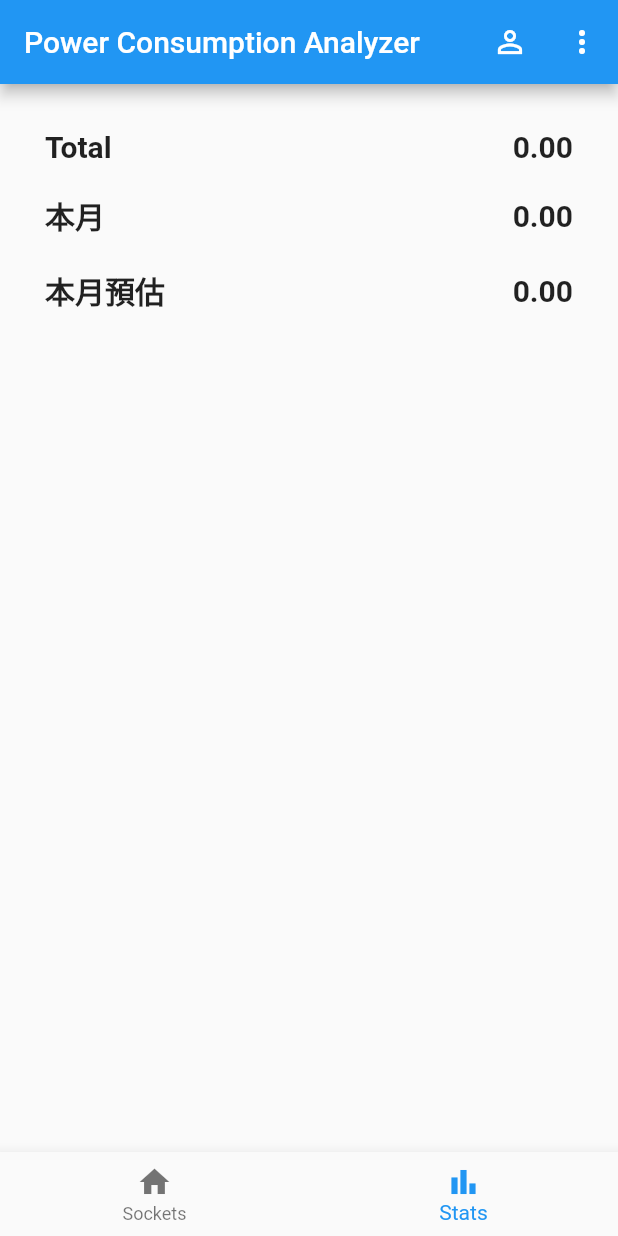
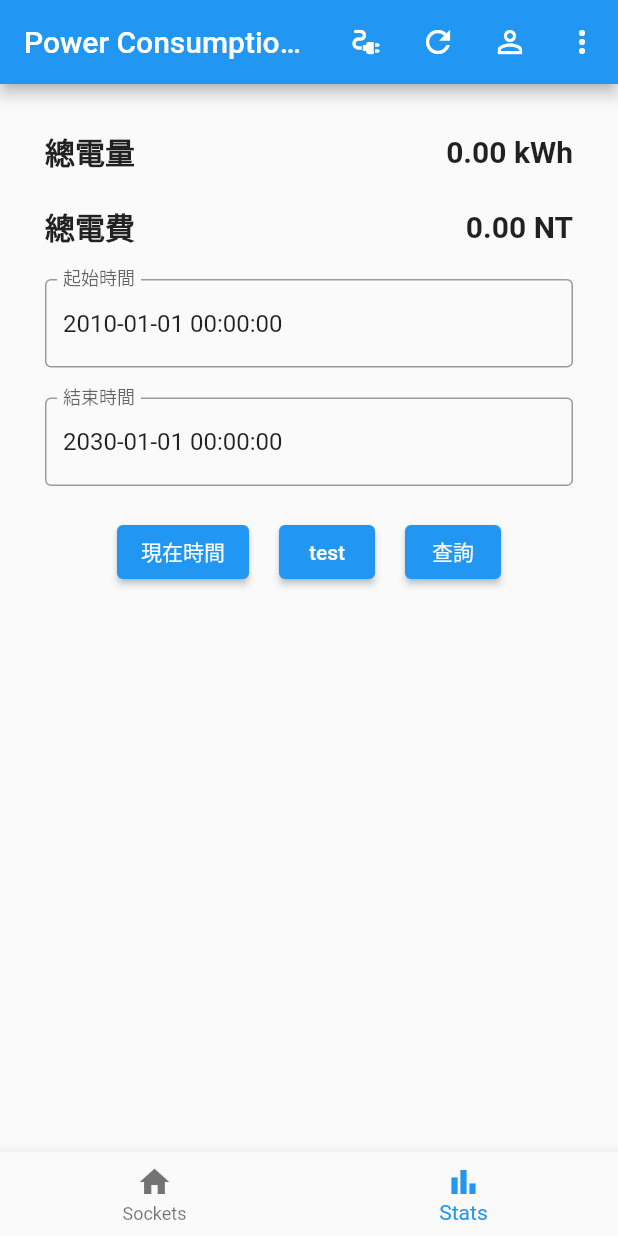
Before and after one commit to IoTPowerConsumptionAnalysisTeam/power_consumption_analyzer_frontend, a Flutter app: the screen it shows after launch, item 2 of the bottom bar chosen, on a phone screen of 412 x 824 dp. Run offline on Flutter 3.47's test engine with Material 2 defaults, Android fonts, the light colour scheme and no system bars; our stand-ins replace flutter_slidable, get_it; network calls fail.

Commit message:
fead: complete

```diff
--- a/lib/main.dart
+++ b/lib/main.dart
@@ -12,6 +12,7 @@ import 'package:power_consumption_analyzer_frontend/request_handler.dart';
 import 'package:power_consumption_analyzer_frontend/user_request_handler.dart';
 import 'package:provider/provider.dart';
 import 'package:flutter_slidable/flutter_slidable.dart';
+import 'package:power_consumption_analyzer_frontend/stats_page.dart';
 
 void main() {
   GetIt.I.registerSingleton<PowerSocketCategoryManager>(
@@ -63,6 +64,7 @@ class MyHomePage extends StatefulWidget {
 
 class _MyHomePageState extends State<MyHomePage> {
   int _selectedIndex = 0;
+  bool _showBill = false;
 
   late List<Widget> _widgetOptions;
 
@@ -87,76 +89,7 @@ class _MyHomePageState extends State<MyHomePage> {
           }
         },
       ),
-      Container(
-        padding: const EdgeInsets.all(30.0),
-        child: Column(
-          children: <Widget>[
-            Row(
-              mainAxisAlignment: MainAxisAlignment.spaceBetween,
-              children: <Widget>[
-                Text(
-                  'Total',
-                  style: TextStyle(
-                    fontSize: 20,
-                    fontWeight: FontWeight.bold,
-                  ),
-                ),
-                Text(
-                  '0.00',
-                  style: TextStyle(
-                    fontSize: 20,
-                    fontWeight: FontWeight.bold,
-                  ),
-                ),
-              ],
-            ),
-            SizedBox(
-              height: 20,
-            ),
-            Row(
-              mainAxisAlignment: MainAxisAlignment.spaceBetween,
-              children: <Widget>[
-                Text(
-                  '本月',
-                  style: TextStyle(
-                    fontSize: 20,
-                    fontWeight: FontWeight.bold,
-                  ),
-                ),
-                Text(
-                  '0.00',
-                  style: TextStyle(
-                    fontSize: 20,
-                    fontWeight: FontWeight.bold,
-                  ),
-                ),
-              ],
-            ),
-            SizedBox(
-              height: 20,
-            ),
-            Row(
-              mainAxisAlignment: MainAxisAlignment.spaceBetween,
-              children: <Widget>[
-                Text(
-                  '本月預估',
-                  style: TextStyle(
-                    fontSize: 20,
-                    fontWeight: FontWeight.bold,
-                  ),
-                ),
-                Text(
-                  '0.00',
-                  style: TextStyle(
-                    fontSize: 20,
-                    fontWeight: FontWeight.bold,
-                  ),
-                ),
-              ],
-            ),
-          ],
-        ),
-      ),
+      StatsPage(),
     ];
     // dataList.forEach((element) {
     //   Menu menu = Menu.fromJson(element);
@@ -171,6 +104,22 @@ class _MyHomePageState extends State<MyHomePage> {
       appBar: AppBar(
         title: Text(widget.title),
         actions: [
+          IconButton(
+            icon: const Icon(Icons.electrical_services),
+            onPressed: () {
+              setState(() {
+                _showBill = !_showBill;
+              });
+              PowerSocketManager.I.fetchAllPowerSocket();
+            },
+          ),
+          IconButton(
+            icon: const Icon(Icons.refresh),
+            onPressed: () async {
+              await PowerSocketCategoryManager.I.fetchAllCategory();
+              await PowerSocketManager.I.fetchAllPowerSocket();
+            },
+          ),
           IconButton(
             icon: const Icon(Icons.perm_identity),
             onPressed: () {
@@ -319,6 +268,21 @@ class _MyHomePageState extends State<MyHomePage> {
       ),
       child: ExpansionTile(
         controlAffinity: ListTileControlAffinity.leading,
+        trailing: _showBill
+            ? Text(
+                '${powerSockets.fold<double>(0, (previousValue, element) => previousValue + element.totalBill).toStringAsFixed(2)} NT',
+                style: const TextStyle(
+                  fontSize: 18,
+                  fontWeight: FontWeight.bold,
+                ),
+              )
+            : Text(
+                '${powerSockets.fold<double>(0, (previousValue, element) => previousValue + element.totalPowerConsumption).toStringAsFixed(2)} kWh',
+                style: const TextStyle(
+                  fontSize: 18,
+                  fontWeight: FontWeight.bold,
+                ),
+              ),
         title: Text(
           categoryName ?? 'Uncategorized',
           style: const TextStyle(fontSize: 18, fontWeight: FontWeight.bold),
@@ -423,7 +387,21 @@ class _MyHomePageState extends State<MyHomePage> {
       child: ListTile(
         leading: const SizedBox(),
         title: Text(powerSocket.name ?? 'Unknown'),
-        trailing: Text('0.00 W'),
+        trailing: _showBill
+            ? Text(
+                '${powerSocket.totalBill.toStringAsFixed(2)} NT',
+                style: const TextStyle(
+                  fontSize: 18,
+                  fontWeight: FontWeight.bold,
+                ),
+              )
+            : Text(
+                '${powerSocket.totalPowerConsumption.toStringAsFixed(2)} kWh',
+                style: const TextStyle(
+                  fontSize: 18,
+                  fontWeight: FontWeight.bold,
+                ),
+              ),
       ),
     );
     ListTile(
--- a/lib/power_socket/power_socket.dart
+++ b/lib/power_socket/power_socket.dart
@@ -5,11 +5,15 @@ class PowerSocket {
   final String id;
   String? name;
   String category;
+  double totalPowerConsumption = 0;
+  double totalBill = 0;
 
   PowerSocket({
     required this.userId,
     required this.id,
     this.name,
     required this.category,
+    required this.totalPowerConsumption,
+    required this.totalBill,
   });
 }
--- a/lib/power_socket/power_socket_category.dart
+++ b/lib/power_socket/power_socket_category.dart
@@ -1,9 +1,13 @@
 class PowerSocketCategory {
   final String userId;
   final String name;
+  double totalPowerConsumption = 0;
+  double totalBill = 0;
 
   PowerSocketCategory({
     required this.userId,
     required this.name,
+    required this.totalPowerConsumption,
+    required this.totalBill,
   });
 }
--- /dev/null
+++ b/lib/stats_page.dart
@@ -0,0 +1,152 @@
+import 'package:flutter/material.dart';
+import 'package:power_consumption_analyzer_frontend/power_socket/power_socket_manager.dart';
+import 'package:power_consumption_analyzer_frontend/user_request_handler.dart';
+
+class StatsPage extends StatefulWidget {
+  StatsPage({Key? key}) : super(key: key);
+
+  @override
+  _StatsPageState createState() => _StatsPageState();
+}
+
+class _StatsPageState extends State<StatsPage> {
+  TextEditingController startTimeController = TextEditingController();
+  TextEditingController endTimeController = TextEditingController();
+  String totalConsumption = '0.00';
+  String totalBill = '0.00';
+
+  @override
+  void initState() {
+    super.initState();
+    startTimeController.text = '2010-01-01 00:00:00';
+    endTimeController.text = '2030-01-01 00:00:00';
+  }
+
+  @override
+  Widget build(BuildContext context) {
+    return Container(
+      padding: const EdgeInsets.all(30.0),
+      child: Column(
+        children: <Widget>[
+          Row(
+            mainAxisAlignment: MainAxisAlignment.spaceBetween,
+            children: <Widget>[
+              Text(
+                '總電量',
+                style: TextStyle(
+                  fontSize: 20,
+                  fontWeight: FontWeight.bold,
+                ),
+              ),
+              Text(
+                '$totalConsumption kWh',
+                style: TextStyle(
+                  fontSize: 20,
+                  fontWeight: FontWeight.bold,
+                ),
+              ),
+            ],
+          ),
+          SizedBox(
+            height: 20,
+          ),
+          Row(
+            mainAxisAlignment: MainAxisAlignment.spaceBetween,
+            children: <Widget>[
+              Text(
+                '總電費',
+                style: TextStyle(
+                  fontSize: 20,
+                  fontWeight: FontWeight.bold,
+                ),
+              ),
+              Text(
+                '$totalBill NT',
+                style: TextStyle(
+                  fontSize: 20,
+                  fontWeight: FontWeight.bold,
+                ),
+              ),
+            ],
+          ),
+          SizedBox(
+            height: 20,
+          ),
+          TextField(
+            controller: startTimeController,
+            decoration: InputDecoration(
+              border: OutlineInputBorder(),
+              labelText: '起始時間',
+            ),
+          ),
+          SizedBox(
+            height: 20,
+          ),
+          TextField(
+            controller: endTimeController,
+            decoration: InputDecoration(
+              border: OutlineInputBorder(),
+              labelText: '結束時間',
+            ),
+          ),
+          SizedBox(
+            height: 20,
+          ),
+          Row(
+            mainAxisAlignment: MainAxisAlignment.center,
+            children: <Widget>[
+              ElevatedButton(
+                onPressed: () async {
+                  startTimeController.text = '2000-01-01 00:00:00';
+                  endTimeController.text =
+                      '${DateTime.now().year}-${DateTime.now().month.toString().padLeft(2, '0')}-${DateTime.now().day.toString().padLeft(2, '0')} ${DateTime.now().hour.toString().padLeft(2, '0')}:${DateTime.now().minute.toString().padLeft(2, '0')}:${DateTime.now().second.toString().padLeft(2, '0')}';
+                },
+                child: Text('現在時間'),
+              ),
+              SizedBox(
+                width: 20,
+              ),
+              ElevatedButton(
+                onPressed: () async {
+                  startTimeController.text = '2023-05-30 19:46:03';
+                  endTimeController.text = '2023-05-30 19:48:03';
+                },
+                child: Text('test'),
+              ),
+              SizedBox(
+                width: 20,
+              ),
+              ElevatedButton(
+                onPressed: () async {
+                  if (UserRequestHandler.I.userId == null) {
+                    return;
+                  }
+                  String userId = UserRequestHandler.I.userId;
+                  String startTime = startTimeController.text;
+                  String endTime = endTimeController.text;
+                  String consumption =
+                      await PowerSocketManager.I.getTotalConsumptionBetweenTime(
+                    userId: userId,
+                    startTime: startTime,
+                    endTime: endTime,
+                  );
+                  String bill =
+                      await PowerSocketManager.I.getTotalBillBetweenTime(
+                    userId: userId,
+                    startTime: startTime,
+                    endTime: endTime,
+                  );
+                  setState(() {
+                    totalConsumption = consumption;
+                    totalBill = bill;
+                  });
+                },
+                child: Text('查詢'),
+              ),
+            ],
+          ),
+        ],
+      ),
+    );
+  }
+}
```
Also changed, not shown: lib/power_socket/power_socket_category_manager.dart (+21 -0 lines), lib/power_socket/power_socket_category_request_handler.dart (+18 -0 lines), lib/power_socket/power_socket_manager.dart (+14 -0 lines), lib/power_socket/power_socket_request_handler.dart (+22 -2 lines).
